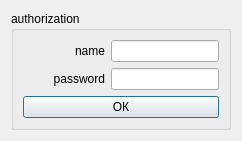
Before: the Qt Designer form budget/widgets/Authorization.ui in markveligod/budget-project-VKR-, drawn with Qt 5.
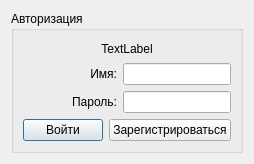
After: the same form once the commit is applied.

Diff of the .ui file:
```diff
--- a/budget/widgets/Authorization.ui
+++ b/budget/widgets/Authorization.ui
@@ -6,8 +6,8 @@
    <rect>
     <x>0</x>
     <y>0</y>
-    <width>242</width>
-    <height>134</height>
+    <width>234</width>
+    <height>164</height>
    </rect>
   </property>
   <property name="windowTitle">
@@ -17,9 +17,23 @@
    <item>
     <widget class="QGroupBox" name="groupBox">
      <property name="title">
-      <string>authorization</string>
+      <string>Авторизация</string>
      </property>
      <layout class="QVBoxLayout" name="verticalLayout_2">
+      <item>
+       <layout class="QVBoxLayout" name="verticalLayout_4">
+        <item>
+         <widget class="QLabel" name="image">
+          <property name="text">
+           <string>TextLabel</string>
+          </property>
+          <property name="alignment">
+           <set>Qt::AlignCenter</set>
+          </property>
+         </widget>
+        </item>
+       </layout>
+      </item>
       <item>
        <layout class="QVBoxLayout" name="verticalLayout">
         <item>
@@ -27,7 +41,7 @@
           <item>
            <widget class="QLabel" name="name_laybol">
             <property name="text">
-             <string>name</string>
+             <string>Имя:</string>
             </property>
             <property name="alignment">
              <set>Qt::AlignRight|Qt::AlignTrailing|Qt::AlignVCenter</set>
@@ -48,7 +62,7 @@
           <item>
            <widget class="QLabel" name="password_laybol">
             <property name="text">
-             <string>password</string>
+             <string>Пароль:</string>
             </property>
             <property name="alignment">
              <set>Qt::AlignRight|Qt::AlignTrailing|Qt::AlignVCenter</set>
@@ -67,7 +81,14 @@
         <item>
          <widget class="QPushButton" name="ok_btn">
           <property name="text">
-           <string>ОК</string>
+           <string>Войти</string>
+          </property>
+         </widget>
+        </item>
+        <item>
+         <widget class="QPushButton" name="reg_btn">
+          <property name="text">
+           <string>Зарегистрироваться</string>
           </property>
          </widget>
         </item>
```
Left out of the diff: 2 changed lines with no effect on the pictures.
